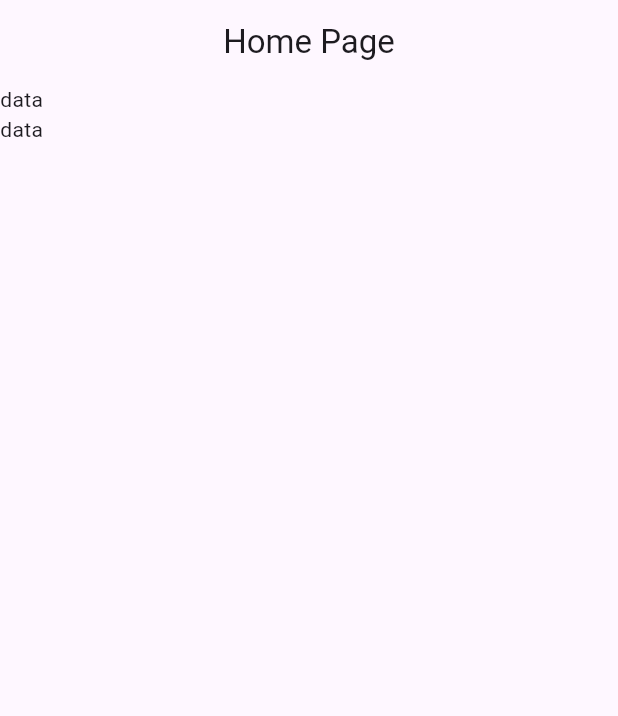
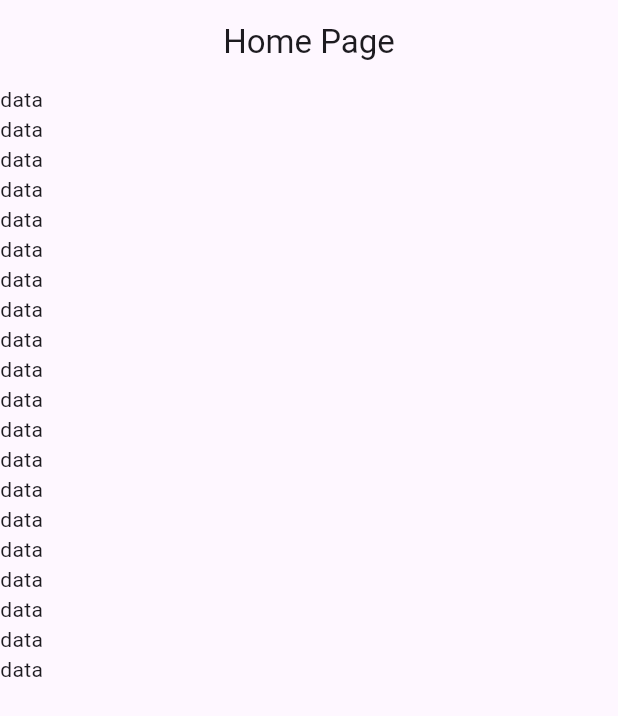
Before and after one commit to fahimshahariar09/medical_store, a Flutter app: the screen it shows after launch, on a phone screen of 412 x 824 dp. Shown: the top 716 px of the screen. Run offline on Flutter 3.47's test engine with Material 3 defaults, Android fonts, the phone set to English and light mode, and no system bars.

Commit message:
first commit

```diff
--- a/lib/view/screen/home_page.dart
+++ b/lib/view/screen/home_page.dart
@@ -14,6 +14,24 @@ class HomePage extends StatelessWidget {
         children: [
 Text("data"),
 Text("data"),
+Text("data"),
+Text("data"),
+Text("data"),
+Text("data"),
+Text("data"),
+Text("data"),
+Text("data"),
+Text("data"),
+Text("data"),
+Text("data"),
+Text("data"),
+Text("data"),
+Text("data"),
+Text("data"),
+Text("data"),
+Text("data"),
+Text("data"),
+Text("data"),
 
 
         ],
```
